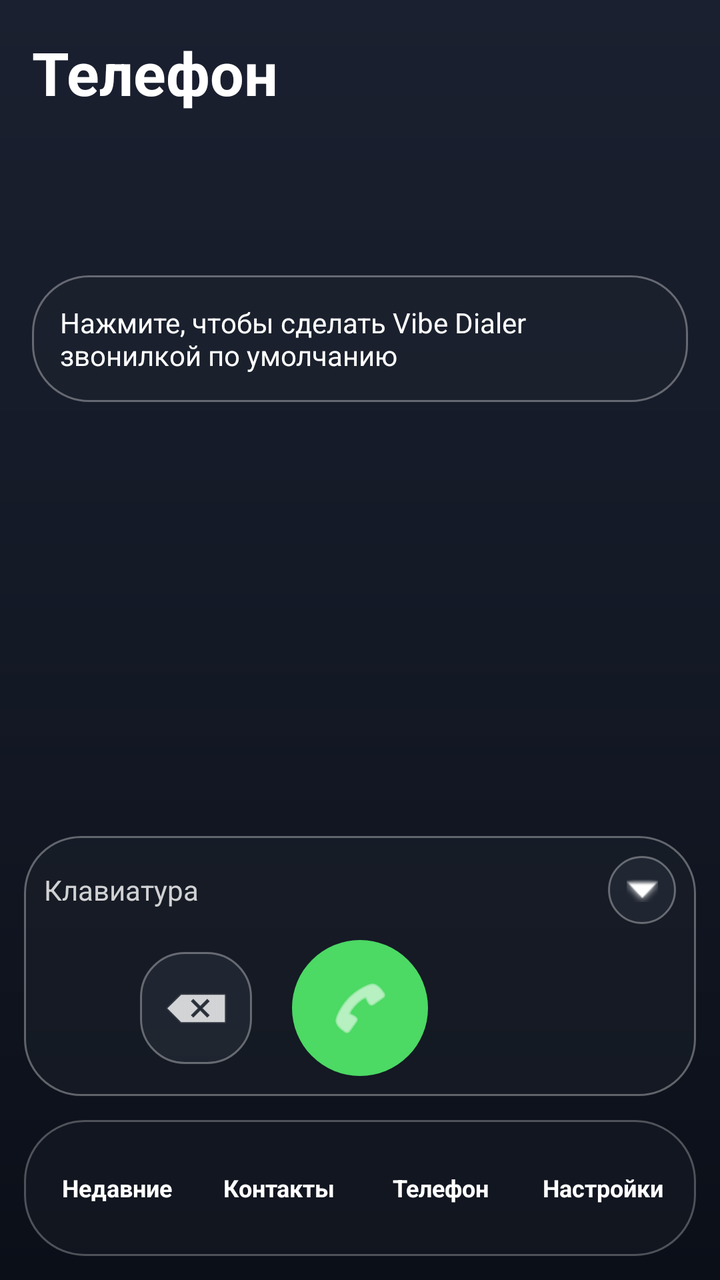
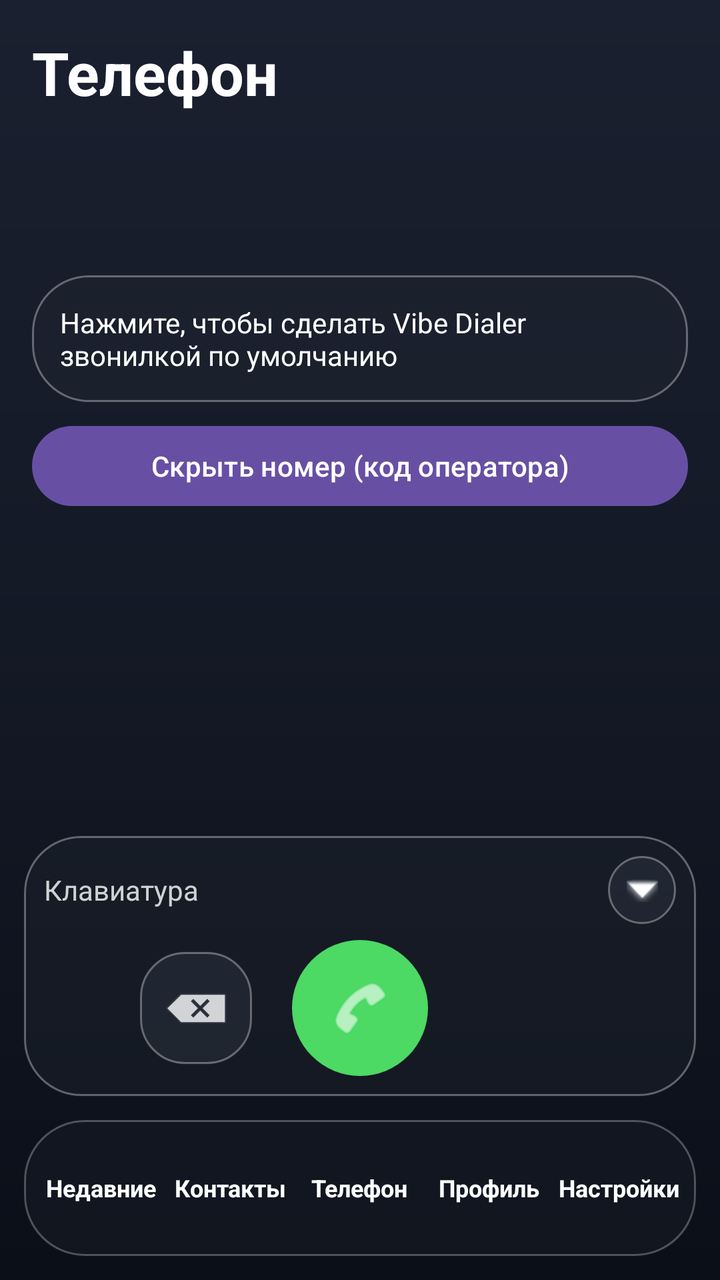

An Android layout rendered at two revisions. The XML below is the earlier revision; the diff shows what the commit changed to produce the second picture.
<!-- AndroidManifest.xml: application theme Theme.VibeDialer -->
<!-- res/layout/activity_main.xml -->
<?xml version="1.0" encoding="utf-8"?>
<FrameLayout xmlns:android="http://schemas.android.com/apk/res/android"
    android:id="@+id/root"
    android:layout_width="match_parent"
    android:layout_height="match_parent"
    android:background="@drawable/bg_main">

    <LinearLayout
        android:id="@+id/content"
        android:layout_width="match_parent"
        android:layout_height="match_parent"
        android:orientation="vertical"
        android:padding="16dp">

        <TextView
            android:id="@+id/titleText"
            android:layout_width="wrap_content"
            android:layout_height="wrap_content"
            android:text="Телефон"
            android:textColor="@color/white"
            android:textSize="30sp"
            android:textStyle="bold" />

        <FrameLayout
            android:id="@+id/pageContainer"
            android:layout_width="match_parent"
            android:layout_height="0dp"
            android:layout_weight="1"
            android:layout_marginTop="12dp">

            <LinearLayout android:id="@+id/pageRecents" android:layout_width="match_parent" android:layout_height="match_parent" android:orientation="vertical" android:visibility="gone">
                <LinearLayout android:layout_width="match_parent" android:layout_height="wrap_content" android:orientation="horizontal">
                    <Button android:id="@+id/filterAll" android:layout_width="0dp" android:layout_height="wrap_content" android:layout_weight="1" android:text="Все"/>
                    <Button android:id="@+id/filterMissed" android:layout_width="0dp" android:layout_height="wrap_content" android:layout_weight="1" android:text="Пропущ."/>
                    <Button android:id="@+id/filterOutgoing" android:layout_width="0dp" android:layout_height="wrap_content" android:layout_weight="1" android:text="Исход."/>
                    <Button android:id="@+id/filterRejected" android:layout_width="0dp" android:layout_height="wrap_content" android:layout_weight="1" android:text="Отмен."/>
                </LinearLayout>
                <ListView android:id="@+id/recentsList" android:layout_width="match_parent" android:layout_height="0dp" android:layout_weight="1" android:divider="#22FFFFFF" android:dividerHeight="1dp"/>
            </LinearLayout>

            <LinearLayout android:id="@+id/pageContacts" android:layout_width="match_parent" android:layout_height="match_parent" android:orientation="vertical" android:visibility="gone">
                <ListView android:id="@+id/contactsList" android:layout_width="match_parent" android:layout_height="match_parent" android:divider="#22FFFFFF" android:dividerHeight="1dp"/>
            </LinearLayout>

            <LinearLayout android:id="@+id/pagePhone" android:layout_width="match_parent" android:layout_height="match_parent" android:orientation="vertical" android:gravity="top">
                <TextView android:id="@+id/numberText" android:layout_width="match_parent" android:layout_height="wrap_content" android:gravity="center" android:minHeight="56dp" android:padding="8dp" android:textColor="@color/white" android:textSize="34sp" android:textStyle="bold" />
                <TextView android:id="@+id/defaultDialerHint" android:layout_width="match_parent" android:layout_height="wrap_content" android:layout_marginTop="8dp" android:background="@drawable/bg_glass_panel" android:padding="14dp" android:text="Нажмите, чтобы сделать Vibe Dialer звонилкой по умолчанию" android:textColor="@color/white" android:textSize="14sp" />
            </LinearLayout>

            <ScrollView android:id="@+id/pageSettings" android:layout_width="match_parent" android:layout_height="match_parent" android:visibility="gone">
                <LinearLayout android:layout_width="match_parent" android:layout_height="wrap_content" android:orientation="vertical" android:paddingBottom="120dp">
                    <TextView android:layout_width="match_parent" android:layout_height="wrap_content" android:text="Общие" android:textColor="#FF7CC4FF" android:textStyle="bold" android:textSize="14sp" android:layout_marginTop="4dp" android:layout_marginBottom="4dp"/>
                    <com.google.android.material.switchmaterial.SwitchMaterial android:id="@+id/rightHandSwitch" android:layout_width="match_parent" android:layout_height="wrap_content" android:text="Режим правой руки (Orbit)" android:textColor="@color/white" />
                    <com.google.android.material.switchmaterial.SwitchMaterial android:id="@+id/hapticSwitch" android:layout_width="match_parent" android:layout_height="wrap_content" android:text="Виброотклик" android:textColor="@color/white" />
                    <TextView android:layout_width="match_parent" android:layout_height="wrap_content" android:text="Внешний вид" android:textColor="#FF7CC4FF" android:textStyle="bold" android:textSize="14sp" android:layout_marginTop="14dp" android:layout_marginBottom="4dp"/>
                    <com.google.android.material.switchmaterial.SwitchMaterial android:id="@+id/themeSwitch" android:layout_width="match_parent" android:layout_height="wrap_content" android:text="Светлая тема (Google style)" android:textColor="@color/white" />
                    <com.google.android.material.switchmaterial.SwitchMaterial android:id="@+id/distortionSwitch" android:layout_width="match_parent" android:layout_height="wrap_content" android:text="Искажение/стекло при нажатии" android:textColor="@color/white" />
                    <TextView android:layout_width="match_parent" android:layout_height="wrap_content" android:text="Сила искажения" android:textColor="#CCFFFFFF" android:layout_marginTop="8dp"/>
                    <SeekBar android:id="@+id/distortionSeek" android:layout_width="match_parent" android:layout_height="wrap_content" android:max="100"/>
                    <TextView android:layout_width="match_parent" android:layout_height="wrap_content" android:text="Прозрачность стекла" android:textColor="#CCFFFFFF" android:layout_marginTop="8dp"/>
                    <SeekBar android:id="@+id/glassSeek" android:layout_width="match_parent" android:layout_height="wrap_content" android:max="100"/>
                    <TextView android:layout_width="match_parent" android:layout_height="wrap_content" android:text="Размер кнопок (обычный)" android:textColor="#CCFFFFFF" android:layout_marginTop="8dp"/>
                    <SeekBar android:id="@+id/scaleSeek" android:layout_width="match_parent" android:layout_height="wrap_content" android:max="70"/>
                    <TextView android:layout_width="match_parent" android:layout_height="wrap_content" android:text="Размер кнопок (Orbit)" android:textColor="#CCFFFFFF" android:layout_marginTop="8dp"/>
                    <SeekBar android:id="@+id/orbitScaleSeek" android:layout_width="match_parent" android:layout_height="wrap_content" android:max="70"/>
                    <TextView android:layout_width="match_parent" android:layout_height="wrap_content" android:text="Звонки" android:textColor="#FF7CC4FF" android:textStyle="bold" android:textSize="14sp" android:layout_marginTop="14dp" android:layout_marginBottom="4dp"/>
                    <Button android:id="@+id/endSoundBtn" android:layout_width="match_parent" android:layout_height="wrap_content" android:layout_marginTop="4dp" android:text="Звук сброса: Android"/>
                    <Button android:id="@+id/callStyleBtn" android:layout_width="match_parent" android:layout_height="wrap_content" android:text="Стиль звонка: Vibe"/>
                    <Button android:id="@+id/shapeBtn" android:layout_width="match_parent" android:layout_height="wrap_content" android:text="Форма кнопок: Круг"/>
                    <Button android:id="@+id/requestDefaultBtn" android:layout_width="match_parent" android:layout_height="wrap_content" android:layout_marginTop="12dp" android:text="Сделать звонилкой по умолчанию" />
                </LinearLayout>
            </ScrollView>
        </FrameLayout>
    </LinearLayout>

    <LinearLayout
        android:id="@+id/floatingKeypad"
        android:layout_width="match_parent"
        android:layout_height="wrap_content"
        android:layout_gravity="bottom|center_horizontal"
        android:layout_marginStart="12dp"
        android:layout_marginEnd="12dp"
        android:layout_marginBottom="92dp"
        android:background="@drawable/bg_glass_panel"
        android:orientation="vertical"
        android:padding="10dp">

        <LinearLayout android:layout_width="match_parent" android:layout_height="wrap_content" android:gravity="center_vertical">
            <TextView android:layout_width="0dp" android:layout_height="wrap_content" android:layout_weight="1" android:text="Клавиатура" android:textColor="#CCFFFFFF" />
            <ImageButton android:id="@+id/hideKeypadBtn" android:layout_width="34dp" android:layout_height="34dp" android:background="@drawable/bg_glass_button" android:src="@android:drawable/arrow_down_float" android:tint="@color/white" />
        </LinearLayout>

        <GridLayout android:id="@+id/keypadGrid" android:layout_width="match_parent" android:layout_height="wrap_content" android:layout_marginTop="4dp" android:columnCount="3" android:rowCount="4" android:useDefaultMargins="true" />

        <LinearLayout android:layout_width="match_parent" android:layout_height="wrap_content" android:layout_marginTop="4dp" android:gravity="center">
            <ImageButton android:id="@+id/backspaceBtn" android:layout_width="56dp" android:layout_height="56dp" android:background="@drawable/bg_glass_button" android:src="@android:drawable/ic_input_delete" android:tint="@color/white" />
            <ImageButton android:id="@+id/callBtn" android:layout_width="68dp" android:layout_height="68dp" android:layout_marginStart="20dp" android:layout_marginEnd="20dp" android:background="@drawable/bg_call" android:src="@android:drawable/ic_menu_call" android:tint="@color/white" />
            <View android:layout_width="56dp" android:layout_height="56dp" />
        </LinearLayout>
    </LinearLayout>

    <ImageButton
        android:id="@+id/showKeypadBtn"
        android:layout_width="58dp"
        android:layout_height="58dp"
        android:layout_gravity="bottom|end"
        android:layout_marginEnd="16dp"
        android:layout_marginBottom="96dp"
        android:background="@drawable/bg_glass_panel"
        android:src="@android:drawable/ic_dialog_dialer"
        android:tint="@color/white"
        android:visibility="gone" />

    <FrameLayout
        android:id="@+id/bottomNav"
        android:layout_width="match_parent"
        android:layout_height="68dp"
        android:layout_gravity="bottom|center_horizontal"
        android:layout_margin="12dp"
        android:background="@drawable/bg_nav"
        android:padding="6dp">
        <View android:id="@+id/navBubble" android:layout_width="0dp" android:layout_height="match_parent" android:background="@drawable/bg_nav_bubble" />
        <LinearLayout android:layout_width="match_parent" android:layout_height="match_parent" android:orientation="horizontal">
            <TextView android:id="@+id/navRecents" android:layout_width="0dp" android:layout_height="match_parent" android:layout_weight="1" android:gravity="center" android:text="Недавние" android:textColor="@color/white" android:textSize="12sp" android:textStyle="bold"/>
            <TextView android:id="@+id/navContacts" android:layout_width="0dp" android:layout_height="match_parent" android:layout_weight="1" android:gravity="center" android:text="Контакты" android:textColor="@color/white" android:textSize="12sp" android:textStyle="bold"/>
            <TextView android:id="@+id/navPhone" android:layout_width="0dp" android:layout_height="match_parent" android:layout_weight="1" android:gravity="center" android:text="Телефон" android:textColor="@color/white" android:textSize="12sp" android:textStyle="bold"/>
            <TextView android:id="@+id/navSettings" android:layout_width="0dp" android:layout_height="match_parent" android:layout_weight="1" android:gravity="center" android:text="Настройки" android:textColor="@color/white" android:textSize="12sp" android:textStyle="bold"/>
        </LinearLayout>
    </FrameLayout>

</FrameLayout>
<!-- resources referenced by this layout -->
<resources>
  <color name="white">#FFFFFFFF</color>
  <!-- drawable bg_call (drawable) -->
  <?xml version="1.0" encoding="utf-8"?>
  <ripple xmlns:android="http://schemas.android.com/apk/res/android" android:color="#88FFFFFF">
      <item>
          <shape android:shape="oval">
              <solid android:color="@color/green" />
          </shape>
      </item>
  </ripple>
  <!-- drawable bg_glass_button (drawable) -->
  <?xml version="1.0" encoding="utf-8"?>
  <ripple xmlns:android="http://schemas.android.com/apk/res/android" android:color="#44FFFFFF">
      <item>
          <shape android:shape="rectangle">
              <solid android:color="#66303845" />
              <corners android:radius="22dp" />
              <stroke android:width="1dp" android:color="#55FFFFFF" />
          </shape>
      </item>
  </ripple>
  <!-- drawable bg_glass_panel (drawable) -->
  <?xml version="1.0" encoding="utf-8"?>
  <shape xmlns:android="http://schemas.android.com/apk/res/android" android:shape="rectangle">
      <solid android:color="#55222832" />
      <corners android:radius="28dp" />
      <stroke android:width="1dp" android:color="#55FFFFFF" />
  </shape>
  <!-- drawable bg_main (drawable) -->
  <?xml version="1.0" encoding="utf-8"?>
  <shape xmlns:android="http://schemas.android.com/apk/res/android">
      <gradient android:startColor="#FF1B2030" android:centerColor="#FF141926" android:endColor="#FF0B0F18" android:angle="270" />
  </shape>
  <!-- drawable bg_nav (drawable) -->
  <?xml version="1.0" encoding="utf-8"?>
  <shape xmlns:android="http://schemas.android.com/apk/res/android" android:shape="rectangle">
      <solid android:color="#661A1F28" />
      <corners android:radius="30dp" />
      <stroke android:width="1dp" android:color="#44FFFFFF" />
  </shape>
  <!-- drawable bg_nav_bubble (drawable) -->
  <?xml version="1.0" encoding="utf-8"?>
  <shape xmlns:android="http://schemas.android.com/apk/res/android" android:shape="rectangle">
      <solid android:color="#88A7D8FF" />
      <corners android:radius="24dp" />
  </shape>
  <style name="Theme.VibeDialer" parent="Theme.Material3.DayNight.NoActionBar">
          <item name="android:statusBarColor">@android:color/transparent</item>
          <item name="android:navigationBarColor">@android:color/transparent</item>
          <item name="android:windowLightStatusBar" tools:targetApi="m">false</item>
          <item name="android:enforceNavigationBarContrast" tools:targetApi="q">false</item>
          <item name="android:enforceStatusBarContrast" tools:targetApi="q">false</item>
          <item name="android:windowBackground">@color/bg_bottom</item>
      </style>
  <color name="green">#FF4CD964</color>
  <color name="bg_bottom">#FF090B10</color>
</resources>

<!-- the commit's change to res/layout/activity_main.xml (unified diff, before → after) -->
@@ -45,6 +45,15 @@
             <LinearLayout android:id="@+id/pagePhone" android:layout_width="match_parent" android:layout_height="match_parent" android:orientation="vertical" android:gravity="top">
                 <TextView android:id="@+id/numberText" android:layout_width="match_parent" android:layout_height="wrap_content" android:gravity="center" android:minHeight="56dp" android:padding="8dp" android:textColor="@color/white" android:textSize="34sp" android:textStyle="bold" />
                 <TextView android:id="@+id/defaultDialerHint" android:layout_width="match_parent" android:layout_height="wrap_content" android:layout_marginTop="8dp" android:background="@drawable/bg_glass_panel" android:padding="14dp" android:text="Нажмите, чтобы сделать Vibe Dialer звонилкой по умолчанию" android:textColor="@color/white" android:textSize="14sp" />
+                <Button android:id="@+id/hideNumberBtn" android:layout_width="match_parent" android:layout_height="wrap_content" android:layout_marginTop="8dp" android:text="Скрыть номер (код оператора)"/>
+            </LinearLayout>
+
+            <LinearLayout android:id="@+id/pageProfile" android:layout_width="match_parent" android:layout_height="match_parent" android:orientation="vertical" android:gravity="center_horizontal" android:visibility="gone" android:padding="16dp">
+                <ImageView android:id="@+id/profileAvatar" android:layout_width="96dp" android:layout_height="96dp" android:src="@android:drawable/sym_def_app_icon" android:background="@drawable/bg_glass_panel" android:scaleType="centerCrop"/>
+                <Button android:id="@+id/changeAvatarBtn" android:layout_width="wrap_content" android:layout_height="wrap_content" android:layout_marginTop="8dp" android:text="Выбрать аватар"/>
+                <TextView android:id="@+id/profileNumber" android:layout_width="wrap_content" android:layout_height="wrap_content" android:layout_marginTop="16dp" android:textColor="@color/white" android:textSize="22sp" android:textStyle="bold" android:text="+7 000 000-00-00"/>
+                <Button android:id="@+id/changeNumberBtn" android:layout_width="wrap_content" android:layout_height="wrap_content" android:layout_marginTop="8dp" android:text="Изменить номер (симуляция)"/>
+                <TextView android:id="@+id/profileTimer" android:layout_width="wrap_content" android:layout_height="wrap_content" android:layout_marginTop="8dp" android:textColor="#CCFFFFFF" android:text=""/>
             </LinearLayout>
 
             <ScrollView android:id="@+id/pageSettings" android:layout_width="match_parent" android:layout_height="match_parent" android:visibility="gone">
@@ -124,6 +133,7 @@
             <TextView android:id="@+id/navRecents" android:layout_width="0dp" android:layout_height="match_parent" android:layout_weight="1" android:gravity="center" android:text="Недавние" android:textColor="@color/white" android:textSize="12sp" android:textStyle="bold"/>
             <TextView android:id="@+id/navContacts" android:layout_width="0dp" android:layout_height="match_parent" android:layout_weight="1" android:gravity="center" android:text="Контакты" android:textColor="@color/white" android:textSize="12sp" android:textStyle="bold"/>
             <TextView android:id="@+id/navPhone" android:layout_width="0dp" android:layout_height="match_parent" android:layout_weight="1" android:gravity="center" android:text="Телефон" android:textColor="@color/white" android:textSize="12sp" android:textStyle="bold"/>
+            <TextView android:id="@+id/navProfile" android:layout_width="0dp" android:layout_height="match_parent" android:layout_weight="1" android:gravity="center" android:text="Профиль" android:textColor="@color/white" android:textSize="12sp" android:textStyle="bold"/>
             <TextView android:id="@+id/navSettings" android:layout_width="0dp" android:layout_height="match_parent" android:layout_weight="1" android:gravity="center" android:text="Настройки" android:textColor="@color/white" android:textSize="12sp" android:textStyle="bold"/>
         </LinearLayout>
     </FrameLayout>
